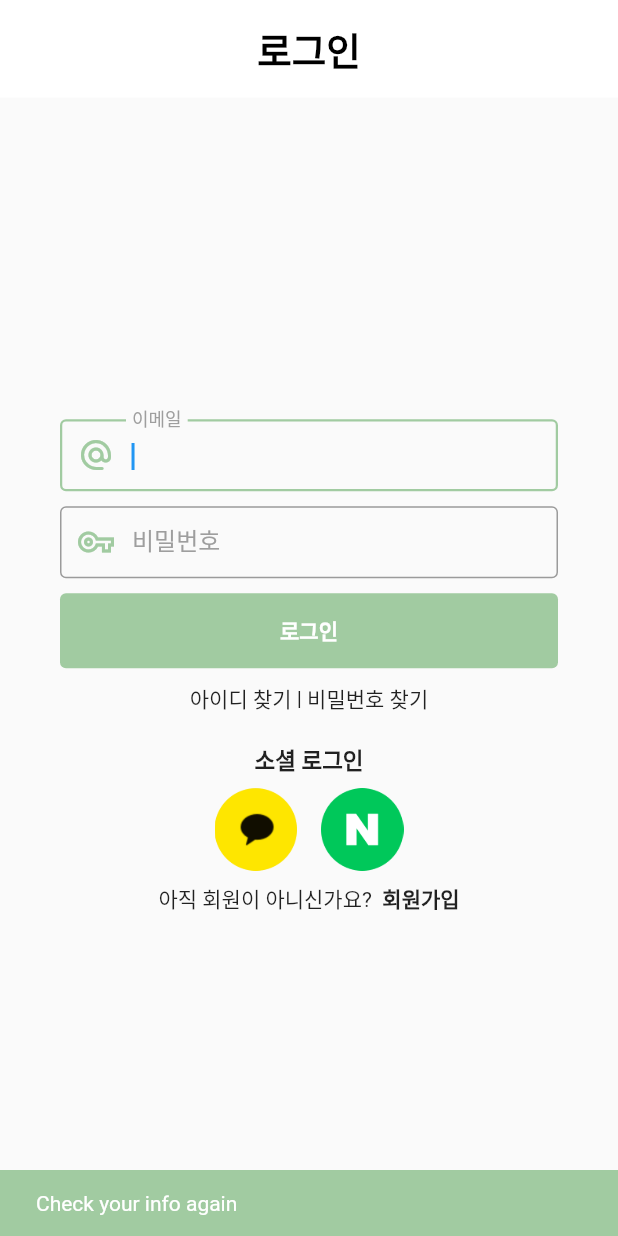
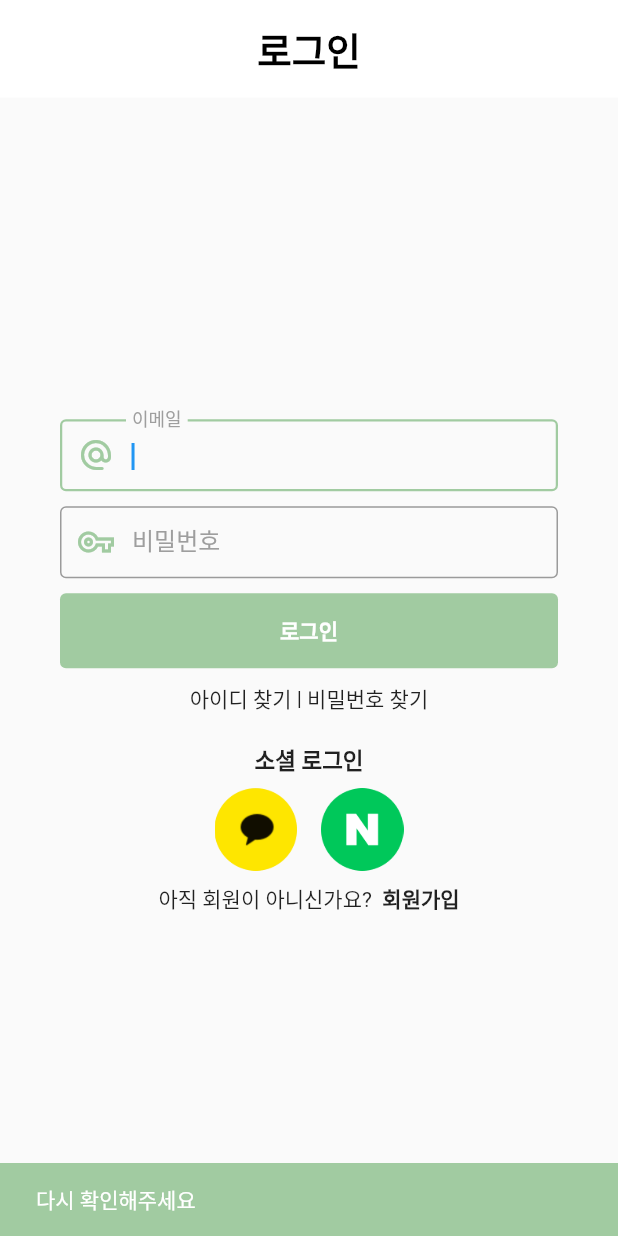
Before and after one commit to ChaeumApp/Chaeum, a Flutter app: the LogIn screen opened directly, after a tap on "로그인", on a phone screen of 412 x 824 dp. Run offline on Flutter 3.47's test engine with Material 2 defaults, Android fonts, the phone set to English and light mode, and no system bars; our stand-ins replace carousel_slider, fl_chart, flutter_secure_storage, multi_select_flutter; accounts and stored records are empty; Roboto replaces fonts that are missing (Pretendard).

Commit message:
feat: 메인페이지 로그인 인증정보
Former-commit-id: 9b9735d55f0a6f6f41723e0f779b6b0b86078a0b

```diff
--- a/fe/lib/store/userStore.dart
+++ b/fe/lib/store/userStore.dart
@@ -1,5 +1,6 @@
 import 'package:flutter/material.dart';
+import 'package:flutter_secure_storage/flutter_secure_storage.dart';
 
-class userStore extends ChangeNotifier {
-  var name = 'john kim';
+class UserStore extends ChangeNotifier {
+  final storage = FlutterSecureStorage();
 }
--- a/fe/lib/user/login.dart
+++ b/fe/lib/user/login.dart
@@ -54,6 +54,7 @@ class _LogInState extends State<LogIn> {
                                 child: Padding(
                                   padding: EdgeInsets.fromLTRB(0, 0, 0, 10),
                                   child: TextField(
+                                    onChanged: (context) {},
                                     style: TextStyle(fontSize: 15),
                                     controller: controller,
                                     autofocus: true,
@@ -107,30 +108,38 @@ class _LogInState extends State<LogIn> {
                                   child: ButtonTheme(
                                       child: TextButton(
                                           onPressed: () {
-                                            if (controller.text ==
-                                                    'mei@hello.com' &&
-                                                controller2.text == '1234') {
+                                            if (RegExp(r"^[a-zA-Z0-9.a-zA-Z0-9.!#$%&'*+-/=?^_`{|}~]+@[a-zA-Z0-9]+\.[a-zA-Z]+")
+                                                    .hasMatch(
+                                                        controller.text) &&
+                                                RegExp(r"^(?=.*[A-Za-z])(?=.*\d)(?=.*[@$!%*#?&])[A-Za-z\d@$!%*#?&]{8,}$")
+                                                    .hasMatch(
+                                                        controller2.text)) {
                                               Navigator.push(
                                                   context,
                                                   MaterialPageRoute(
                                                       builder: (BuildContext
                                                               context) =>
                                                           MyPage()));
-                                            } else if (controller.text ==
-                                                    'mei@hello.com' &&
-                                                controller2.text != '1234') {
+                                            } else if (RegExp(
+                                                        r"^[a-zA-Z0-9.a-zA-Z0-9.!#$%&'*+-/=?^_`{|}~]+@[a-zA-Z0-9]+\.[a-zA-Z]+")
+                                                    .hasMatch(
+                                                        controller.text) &&
+                                                !RegExp(r"^(?=.*[A-Za-z])(?=.*\d)(?=.*[@$!%*#?&])[A-Za-z\d@$!%*#?&]{8,}$")
+                                                    .hasMatch(
+                                                        controller2.text)) {
                                               showSnackBar(context,
-                                                  Text('Wrong password'));
-                                            } else if (controller.text !=
-                                                    'mei@hello.com' &&
-                                                controller2.text == '1234') {
-                                              showSnackBar(
-                                                  context, Text('Wrong email'));
+                                                  Text('비밀번호를 확인해 주세요'));
+                                            } else if (!RegExp(
+                                                        r"^[a-zA-Z0-9.a-zA-Z0-9.!#$%&'*+-/=?^_`{|}~]+@[a-zA-Z0-9]+\.[a-zA-Z]+")
+                                                    .hasMatch(
+                                                        controller.text) &&
+                                                RegExp(r"^(?=.*[A-Za-z])(?=.*\d)(?=.*[@$!%*#?&])[A-Za-z\d@$!%*#?&]{8,}$")
+                                                    .hasMatch(controller2.text)) {
+                                              showSnackBar(context,
+                                                  Text('아이디를 이메일 형식을 입력해주세요'));
                                             } else {
                                               showSnackBar(
-                                                  context,
-                                                  Text(
-                                                      'Check your info again'));
+                                                  context, Text('다시 확인해주세요'));
                                             }
                                           },
                                           style: ButtonStyle(
--- a/fe/pubspec.yaml
+++ b/fe/pubspec.yaml
@@ -41,6 +41,7 @@ dependencies:
   intl: ^0.18.1
   fl_chart: ^0.63.0
   multi_select_flutter: ^4.1.3
+  flutter_secure_storage: ^9.0.0
 
 dev_dependencies:
   flutter_test:
```
Also changed, not shown: fe/lib/main.dart (+30 -5 lines), fe/lib/user/fav_food.dart (added, +52 -0 lines), fe/lib/user/fav_rec.dart (added, +52 -0 lines), fe/lib/user/my_more.dart (added, +25 -0 lines), fe/pubspec.lock.
